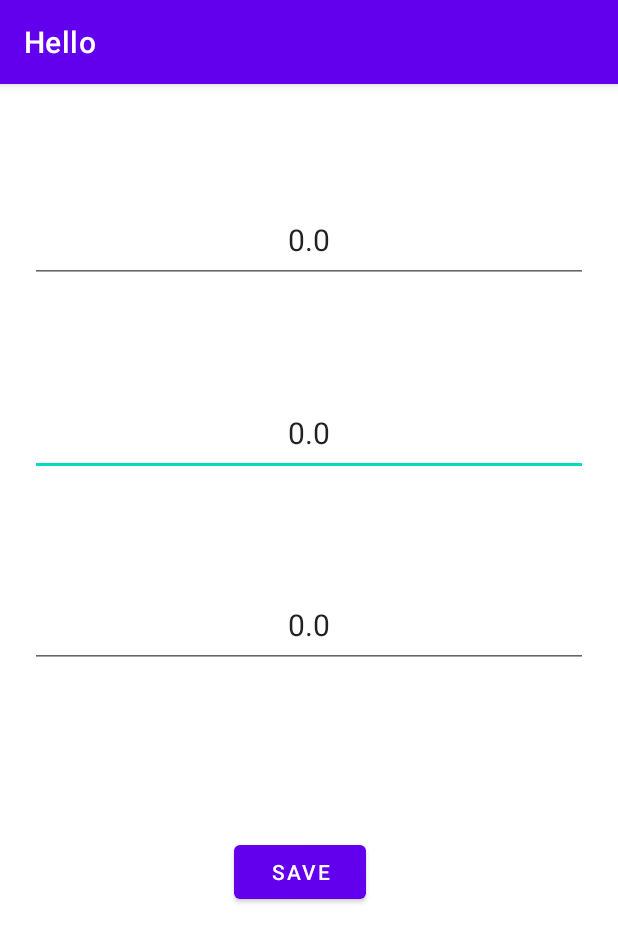
After one commit to Grossing-space/test, an Android app: the Config screen opened directly, with no data from a screen before it, on a phone screen of 412 x 824 dp. The commit adds this screen. Shown: the top 942 px of the screen. Run offline under Robolectric (Android 15) with nearby library versions, the phone set to English and light mode, and no system bars.

Commit message:
Android app

```diff
--- a/app/src/main/AndroidManifest.xml
+++ b/app/src/main/AndroidManifest.xml
@@ -1,6 +1,7 @@
 <?xml version="1.0" encoding="utf-8"?>
 <manifest xmlns:android="http://schemas.android.com/apk/res/android"
     package="com.example.hello">
+    <uses-permission android:name="android.permission.INTERNET"/>
 
     <application
         android:allowBackup="true"
@@ -9,6 +10,11 @@
         android:roundIcon="@mipmap/ic_launcher_round"
         android:supportsRtl="true"
         android:theme="@style/Theme.Hello">
+        <meta-data
+            android:name="com.google.android.actions"
+            android:resource="@xml/myrate" />
+
+        <activity android:name=".Config" />
         <activity
             android:name=".MainActivity2"
             android:label="@string/title_activity_main2"
--- /dev/null
+++ b/app/src/main/java/com/example/hello/Config.java
@@ -0,0 +1,53 @@
+package com.example.hello;
+
+import android.content.Intent;
+import android.os.Bundle;
+import android.util.Log;
+import android.view.View;
+import android.widget.EditText;
+
+import androidx.appcompat.app.AppCompatActivity;
+
+public class Config extends AppCompatActivity {
+    private static final String TAG = "openConfig";
+    EditText dollar_show,pound_show,won_show;
+
+    @Override
+    protected void onCreate(Bundle savedInstanceState) {
+        super.onCreate(savedInstanceState);
+        setContentView(R.layout.activity_config);
+        Intent intent=getIntent();
+        float dollar2=intent.getFloatExtra("dollar_rate",0.0f);
+        float pound2=intent.getFloatExtra("pound_rate",0.0f);
+        float won2=intent.getFloatExtra("won_rate",0.0f);
+
+        Log.i(TAG,"onCreate: dollar2="+dollar2);
+        Log.i(TAG,"onCreate: pound2="+pound2);
+        Log.i(TAG,"onCreate: won2="+won2);
+
+        dollar_show=findViewById(R.id.dollar);
+        dollar_show.setText(String.valueOf(dollar2));
+        pound_show=findViewById(R.id.pound);
+        pound_show.setText(String.valueOf(pound2));
+        won_show=findViewById(R.id.won);
+        won_show.setText(String.valueOf(won2));
+    }
+    public void Save(View btn){
+        Intent intent=getIntent();
+        float new_dollar=Float.parseFloat(dollar_show.getText().toString());
+        float new_pound=Float.parseFloat(pound_show.getText().toString());
+        float new_won=Float.parseFloat(won_show.getText().toString());
+
+        Log.i(TAG,"new:"+new_dollar);
+        Log.i(TAG,"new:"+new_pound);
+        Log.i(TAG,"new:"+new_won);
+        Bundle bdl= new Bundle();
+        bdl.putFloat("new_dollar",new_dollar);
+        bdl.putFloat("new_pound",new_pound);
+        bdl.putFloat("new_won",new_won);
+        intent.putExtras(bdl);
+
+        setResult(2,intent);
+        finish();
+    }
+}
--- /dev/null
+++ b/app/src/main/res/layout/activity_config.xml
@@ -0,0 +1,55 @@
+<?xml version="1.0" encoding="utf-8"?>
+<androidx.constraintlayout.widget.ConstraintLayout xmlns:android="http://schemas.android.com/apk/res/android"
+    xmlns:app="http://schemas.android.com/apk/res-auto"
+    xmlns:tools="http://schemas.android.com/tools"
+    android:layout_width="match_parent"
+    android:layout_height="match_parent"
+    android:padding="20dp"
+    tools:context=".Config">
+
+    <EditText
+        android:id="@+id/pound"
+        android:layout_width="match_parent"
+        android:layout_height="57dp"
+        android:layout_marginTop="184dp"
+        android:gravity="center"
+        android:textSize="20dp"
+        app:layout_constraintEnd_toEndOf="parent"
+        app:layout_constraintStart_toStartOf="parent"
+        app:layout_constraintTop_toTopOf="parent" />
+
+    <EditText
+        android:id="@+id/won"
+        android:layout_width="match_parent"
+        android:layout_height="57dp"
+        android:layout_marginTop="312dp"
+        android:gravity="center"
+        android:textSize="20dp"
+        app:layout_constraintEnd_toEndOf="parent"
+        app:layout_constraintStart_toStartOf="parent"
+        app:layout_constraintTop_toTopOf="parent" />
+
+    <EditText
+        android:id="@+id/dollar"
+        android:layout_width="match_parent"
+        android:layout_height="57dp"
+        android:layout_marginTop="55dp"
+        android:gravity="center"
+        android:textSize="20dp"
+        app:layout_constraintEnd_toEndOf="parent"
+        app:layout_constraintStart_toStartOf="parent"
+        app:layout_constraintTop_toTopOf="parent" />
+
+    <Button
+        android:id="@+id/save"
+        android:layout_width="wrap_content"
+        android:layout_height="wrap_content"
+        android:layout_marginStart="136dp"
+        android:layout_marginLeft="136dp"
+        android:layout_marginTop="112dp"
+        android:onClick="Save"
+        android:text="@string/save"
+        app:layout_constraintStart_toStartOf="parent"
+        app:layout_constraintTop_toBottomOf="@+id/won" />
+
+</androidx.constraintlayout.widget.ConstraintLayout>
--- a/app/src/main/res/values/strings.xml
+++ b/app/src/main/res/values/strings.xml
@@ -29,4 +29,6 @@
     <string name="pound">pound</string>
     <string name="won">won</string>
     <string name="open">open score</string>
+    <string name="btn_config">Config</string>
+    <string name="save">save</string>
 </resources>
--- /dev/null
+++ b/app/src/main/res/xml/myrate.xml
@@ -0,0 +1,6 @@
+<?xml version ="1.0" encoding ="utf-8" standalone='yes'?>
+<map>
+    <float name="dollarrate" value="" />
+    <float name="poundrate" value="" />
+    <float name="wonrate" value="" />
+</map>
```
Also changed, not shown: app/src/main/java/com/example/hello/MainActivity2.java (+110 -9 lines), app/src/main/res/layout/activity_main2.xml (+5 -3 lines).
